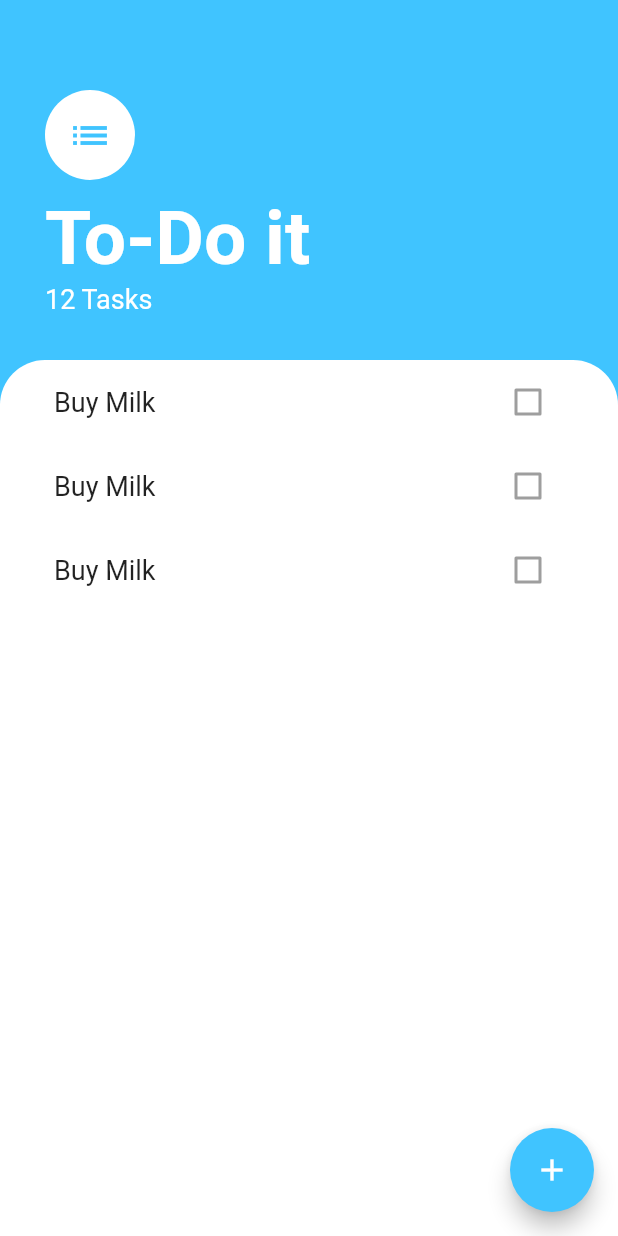
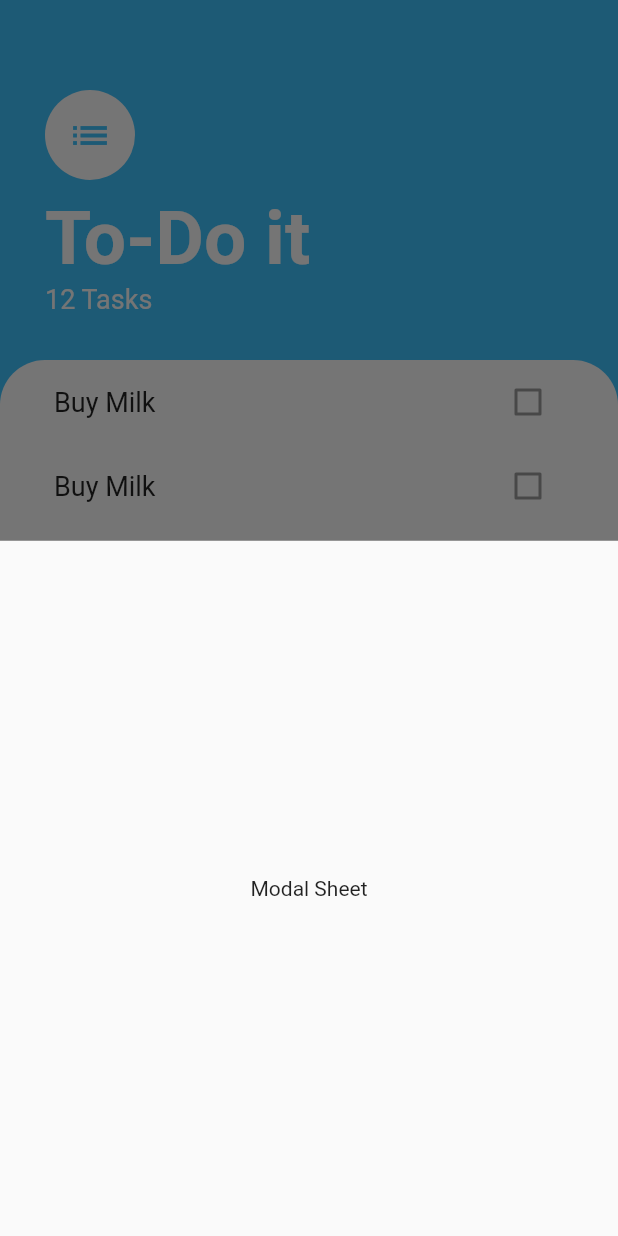
Before and after one commit to justEhmadSaeed/todo-it, a Flutter app: the screen it shows after launch, after a tap on the "add" icon, on a phone screen of 412 x 824 dp. Run offline on Flutter 3.47's test engine with Material 2 defaults, Android fonts, the phone set to English and light mode, and no system bars.

Commit message:
📦 NEW: Add modalBottomSheet

```diff
--- a/lib/screens/tasks_screen.dart
+++ b/lib/screens/tasks_screen.dart
@@ -2,6 +2,10 @@ import 'package:flutter/material.dart';
 import 'package:todo_app/widgets/task-item.dart';
 
 class TasksScreen extends StatelessWidget {
+  Widget buildButtomSheet(BuildContext context) => Container(
+        child: Center(child: Text('Modal Sheet')),
+      );
+
   @override
   Widget build(BuildContext context) {
     return Scaffold(
@@ -9,7 +13,9 @@ class TasksScreen extends StatelessWidget {
       floatingActionButton: FloatingActionButton(
           backgroundColor: Colors.lightBlueAccent,
           child: Icon(Icons.add),
-          onPressed: () {}),
+          onPressed: () {
+            showModalBottomSheet(context: context, builder: buildButtomSheet);
+          }),
       body: Column(
         crossAxisAlignment: CrossAxisAlignment.start,
         children: <Widget>[
```
